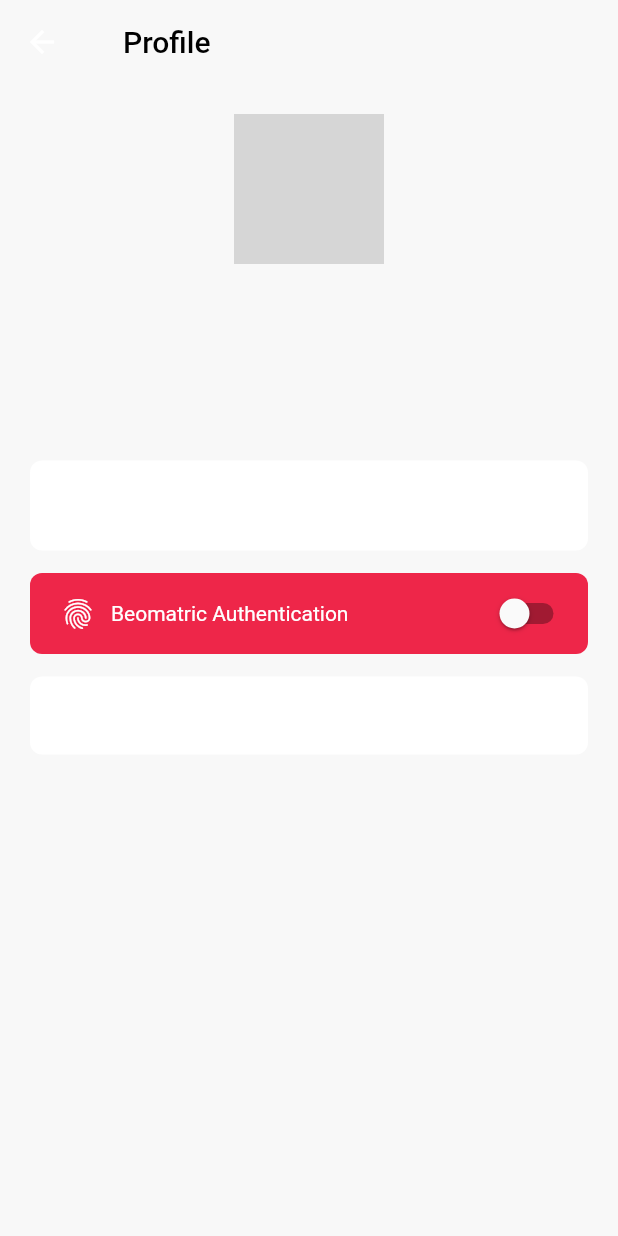
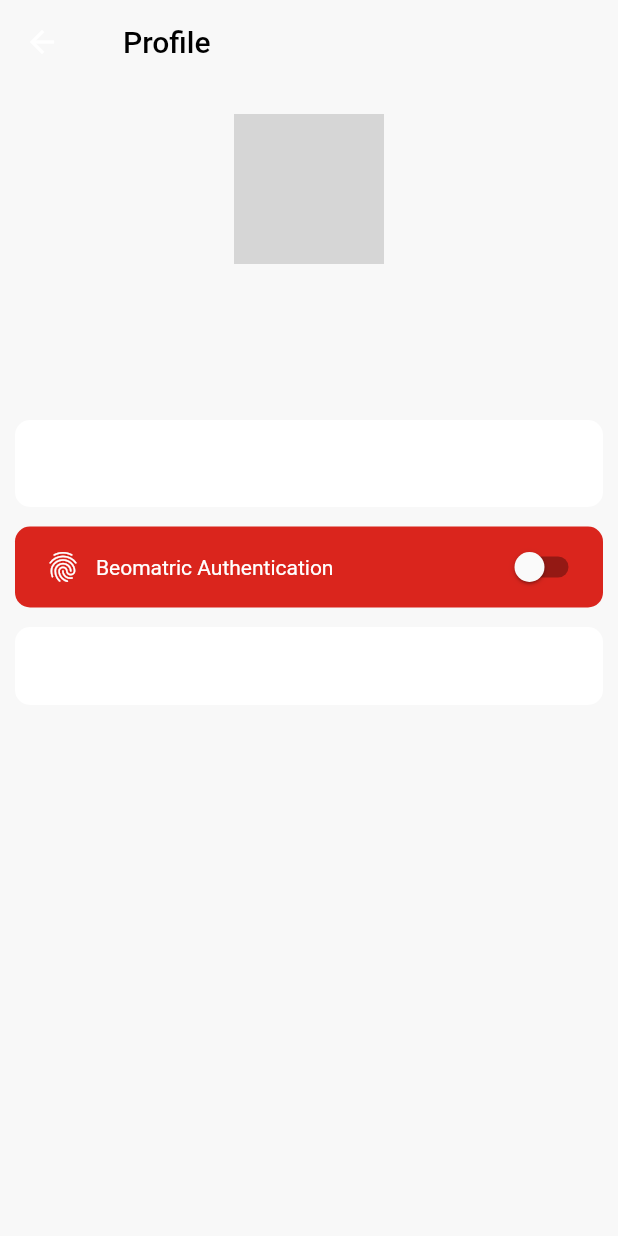
Before and after one commit to Bank-UMKM-Jawa-Timur/LOS_MOBILE, a Flutter app: the ProfilePage screen opened directly, on a phone screen of 412 x 824 dp. Run offline on Flutter 3.47's test engine with Material 2 defaults, Android fonts, the phone set to English and light mode, and no system bars; our stand-ins replace community_material_icon, get, pie_chart, shared_preferences, shimmer; accounts and stored records are empty; network calls fail; grey boxes are pictures that could not be loaded.

Commit message:
clean code profile

```diff
--- a/lib/src/futures/profile/view/profile_page.dart
+++ b/lib/src/futures/profile/view/profile_page.dart
@@ -2,6 +2,7 @@ import 'package:flutter/foundation.dart';
 import 'package:flutter/material.dart';
 import 'package:get/get.dart';
 import 'package:http/http.dart';
+import 'package:los_mobile/src/widgets/all_widgets.dart';
 import 'package:los_mobile/src/widgets/dialog/my_alert_dialog_android.dart';
 import 'package:los_mobile/src/widgets/dialog/my_alert_dialog_ios.dart';
 import 'package:los_mobile/src/widgets/my_circle_avatar.dart';
@@ -25,24 +26,17 @@ class _ProfilePageState extends State<ProfilePage> {
   LoginController loginController = Get.put(LoginController());
   PreferensUser preferensUser = Get.put(PreferensUser());
 
-  Future<void> alert() async {
-    print("object");
-  }
-
   String name = "";
   String jabatan = "";
   String bagian = "";
   String role = "";
   String email = "";
 
-  bool typeFilter = false;
   @override
   void initState() {
     super.initState();
     getUser();
   }
-
-  totalPengajuan() {}
 
   void getUser() async {
     SharedPreferences spref = await SharedPreferences.getInstance();
@@ -74,48 +68,57 @@ class _ProfilePageState extends State<ProfilePage> {
             : Padding(
                 padding:
                     const EdgeInsets.symmetric(vertical: 20, horizontal: 10),
-                child: Container(
+                child: SizedBox(
                   child: Column(
                     mainAxisAlignment: MainAxisAlignment.start,
                     crossAxisAlignment: CrossAxisAlignment.center,
                     children: <Widget>[
                       // bagian avatar
                       circleAvatarWidget(name, 50),
-                      Container(
-                        margin: const EdgeInsets.only(top: 30),
-                        child: Text(
+                      spaceHeightMedium,
+                      Text(
                         shortenLastName(name),
+                        style: textBoldDarkVeryLarge,
+                      ),
+                      spaceHeightSmall,
+                      Text(
+                        email,
                         style: const TextStyle(
-                              fontSize: 20.0, fontWeight: FontWeight.bold),
+                          color: mGreyLightColor,
+                          fontSize: 15.0,
+                          fontWeight: FontWeight.normal,
                         ),
                       ),
                       Container(
-                        margin: const EdgeInsets.only(top: 10),
-                        child: Text(
-                          email,
-                          style: TextStyle(
-                              color: textEmail,
-                              fontSize: 15.0,
-                              fontWeight: FontWeight.normal),
+                        margin: const EdgeInsets.only(top: 40),
+                        child: Column(children: [
+                          _bottomChangePassword(),
+                          spaceHeightMedium,
+                          _bottomAuth(),
+                          spaceHeightMedium,
+                          _bottomLogout(context),
+                        ]),
+                      ),
+                    ],
                   ),
                 ),
+              ),
+      ),
+    );
+  }
 
-                      Container(
-                        padding: const EdgeInsets.all(10),
-                        margin: const EdgeInsets.only(top: 40),
-                        child: Column(children: [
-                          SizedBox(
+  SizedBox _bottomChangePassword() {
+    return SizedBox(
       width: Get.width,
       child: ElevatedButton.icon(
         style: ElevatedButton.styleFrom(
           primary: Colors.white,
-                                backgroundColor: primary,
+          backgroundColor: mPrimaryColor,
           shape: RoundedRectangleBorder(
-                                  borderRadius: BorderRadius.circular(
-                                      buttonRadius), // <-- Radius
+            borderRadius: BorderRadius.circular(10), // <-- Radius
           ),
           alignment: Alignment.centerLeft,
-                                padding: const EdgeInsets.all(16),
+          padding: const EdgeInsets.all(15),
           splashFactory: NoSplash.splashFactory,
           elevation: 0,
         ),
@@ -126,16 +129,25 @@ class _ProfilePageState extends State<ProfilePage> {
           textAlign: TextAlign.center,
         ),
       ),
-                          ),
-                          SizedBox(height: spacingColumn),
-                          Container(
-                            padding: const EdgeInsets.symmetric(
-                                horizontal: 10, vertical: 3),
+    );
+  }
+
+  Widget _bottomAuth() {
+    return InkWell(
+      onTap: () {
+        if (mounted) {
+          setState(() {
+            beoAuth = beoAuth ? false : true;
+          });
+        }
+      },
+      child: Container(
+        padding: const EdgeInsets.symmetric(horizontal: 10, vertical: 3),
         width: Get.width,
         decoration: BoxDecoration(
-                                color: primary,
-                                borderRadius: BorderRadius.all(
-                                    Radius.circular(buttonRadius))),
+          color: mPrimaryColor,
+          borderRadius: BorderRadius.all(Radius.circular(10)),
+        ),
         child: Row(
           mainAxisAlignment: MainAxisAlignment.spaceBetween,
           children: [
@@ -172,18 +184,20 @@ class _ProfilePageState extends State<ProfilePage> {
           ],
         ),
       ),
-                          SizedBox(height: spacingColumn),
-                          SizedBox(
+    );
+  }
+
+  SizedBox _bottomLogout(BuildContext context) {
+    return SizedBox(
       width: Get.width,
       child: ElevatedButton.icon(
         style: ElevatedButton.styleFrom(
           primary: Colors.white,
-                                backgroundColor: primary,
+          backgroundColor: mPrimaryColor,
           alignment: Alignment.centerLeft,
           padding: const EdgeInsets.all(16),
           shape: RoundedRectangleBorder(
-                                  borderRadius: BorderRadius.circular(
-                                      buttonRadius), // <-- Radius
+            borderRadius: BorderRadius.circular(10), // <-- Radius
           ),
           splashFactory: NoSplash.splashFactory,
           elevation: 0,
@@ -209,36 +223,6 @@ class _ProfilePageState extends State<ProfilePage> {
           textAlign: TextAlign.center,
         ),
       ),
-                          ),
-                        ]),
-                      ),
-                    ],
-                  ),
-                ),
-              ),
-      ),
     );
   }
 }
-
-// digunakan untuk mengconvert hexa color ke bawaan flutter color
-class HexColor extends Color {
-  static int _getColorFromHex(String hexColor) {
-    hexColor = hexColor.toUpperCase().replaceAll("#", "");
-    if (hexColor.length == 6) {
-      hexColor = "FF" + hexColor;
-    }
-    return int.parse(hexColor, radix: 16);
-  }
-
-  HexColor(final String hexColor) : super(_getColorFromHex(hexColor));
-}
-
-Color primary = HexColor("#EE2649");
-Color avatarColor = HexColor("#4B64E2");
-Color textEmail = HexColor("#767E89");
-
-double spacingColumn = 15;
-double buttonRadius = 8;
-double buttonWidth = 350;
-double buttonHeight = 40;
--- a/lib/src/widgets/all_widgets.dart
+++ b/lib/src/widgets/all_widgets.dart
@@ -62,3 +62,8 @@ const textBoldDarkLarge = TextStyle(
   fontWeight: FontWeight.w700,
   color: Colors.black,
 );
+const textBoldDarkVeryLarge = TextStyle(
+  fontSize: 20,
+  fontWeight: FontWeight.w700,
+  color: Colors.black,
+);
```
Lines whose indentation alone changed are shown as unchanged.
